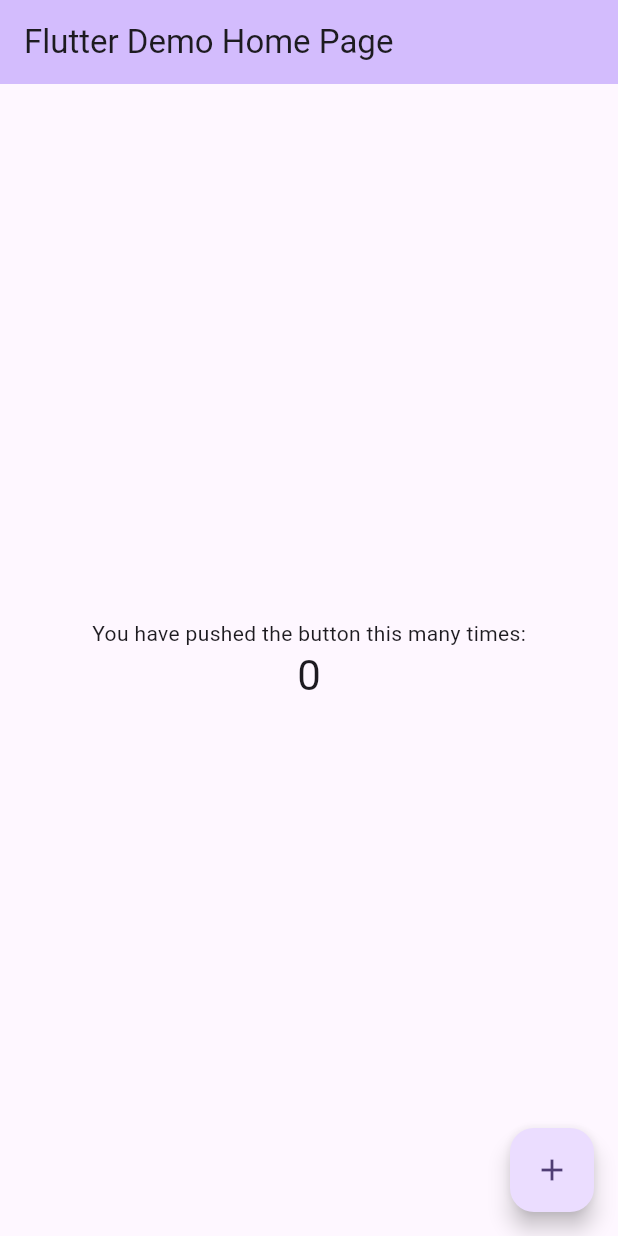
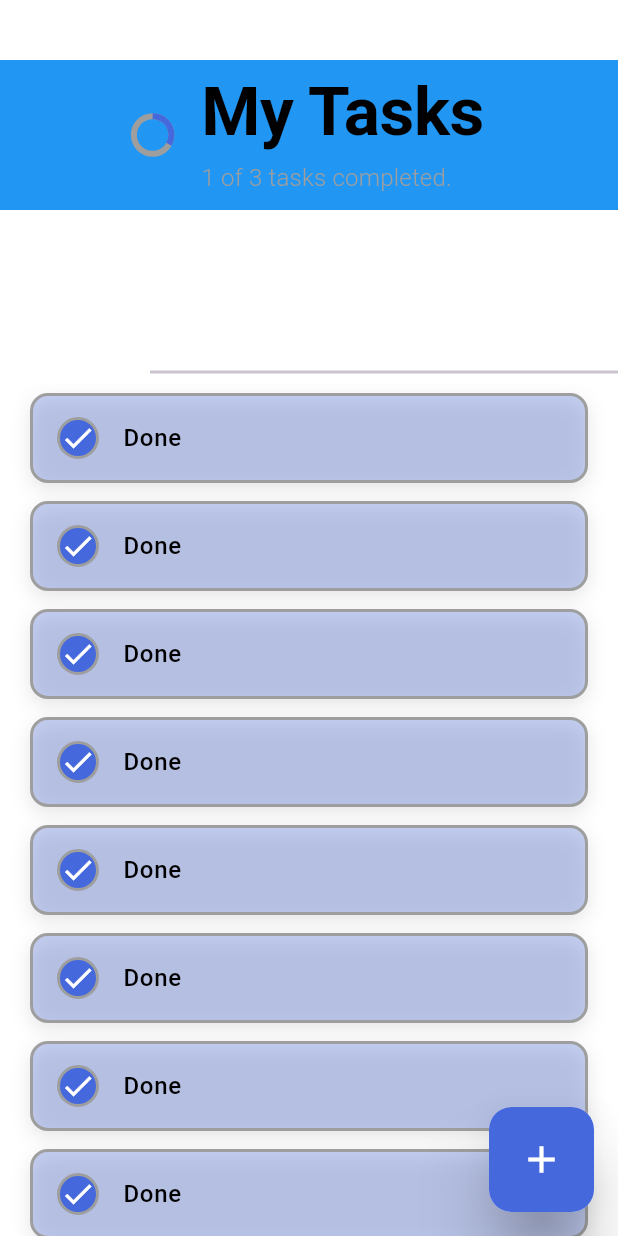
Before and after one commit to akashverma55/Flutter_ToDoApp, a Flutter app: the screen it shows after launch, on a phone screen of 412 x 824 dp. Run offline on Flutter 3.47's test engine with Material 3 defaults, Android fonts, the phone set to English and light mode, and no system bars.

Commit message:
Added Tasks

```diff
--- /dev/null
+++ b/lib/Utils/color.dart
@@ -0,0 +1,9 @@
+import 'package:flutter/material.dart';
+
+class AppColors{
+  static const Color primaryColor=Color(0xff4568dc);
+  static const List<Color> primaryGradient=[
+    Color(0xff4568dc),
+    Color(0xffb06ab3)
+  ];
+}
--- /dev/null
+++ b/lib/Utils/string.dart
@@ -0,0 +1,17 @@
+class AppStrings{
+  static const String maintitle = "My Tasks";
+  static const String deletedTask = "This task was deleted";
+  static const String doneAllTask = "You Have Done All Tasks🎊";
+  static const String addNewTask = "Add New";
+  static const String updateCurrentTask = "Update";
+  static const String taskString = "Tasks";
+  static const String titleofTitleTextField = "What are you planning";
+  static const String addNote = "Add Note";
+  static const String timeString = "Time";
+  static const String dateString = "Date";
+  static const String deleteTask = "Delete Task";
+  static const String addTaskString = "Add Task";
+  static const String updateTaskString = "Update Task";
+  static const String oppsmessage = "Oops!";
+  static const String areyousure = "Are You Sure?";
+}
--- /dev/null
+++ b/lib/Views/Home/home_view.dart
@@ -0,0 +1,132 @@
+import 'package:flutter/rendering.dart';
+import 'package:todolist/Utils/color.dart';
+import '../../extensions/space_exs.dart';
+import 'widget/fab.dart';
+import 'package:flutter/material.dart';
+import '../../Utils/string.dart';
+
+class HomeView extends StatefulWidget {
+  const HomeView({super.key});
+
+  @override
+  _HomeViewState createState() => _HomeViewState();
+}
+
+class _HomeViewState extends State<HomeView> {
+  @override
+  Widget build(BuildContext context) {
+    TextTheme textTheme = Theme.of(context).textTheme;
+    return Scaffold(
+      backgroundColor: Colors.white,
+
+      floatingActionButton: Fab(),
+      body: SizedBox(
+        width: double.infinity,
+        height: double.infinity,
+        child: Column(
+          children: [
+            //AppBar
+            Container(
+              margin: EdgeInsets.only(top: 40),
+              width: double.infinity,
+              height: 100,
+              color: Colors.blue,
+              child: Row(
+                mainAxisAlignment: MainAxisAlignment.center,
+                crossAxisAlignment: CrossAxisAlignment.center,
+                children: [
+                  ///Progress Indicator
+                  SizedBox(
+                    width: 25,
+                    height: 25,
+                    child: CircularProgressIndicator(
+                      valueColor: AlwaysStoppedAnimation(
+                        AppColors.primaryColor,
+                      ),
+                      value: 1 / 3,
+                      backgroundColor: Colors.grey,
+                    ),
+                  ),
+
+                  SizedBox(width: 20),
+
+                  ///Appbar Title
+                  Column(
+                    mainAxisAlignment: MainAxisAlignment.center,
+                    crossAxisAlignment: CrossAxisAlignment.start,
+                    children: [
+                      Text(AppStrings.maintitle, style: textTheme.displayLarge),
+                      SizedBox(height: 8),
+                      Text(
+                        "1 of 3 tasks completed.",
+                        style: textTheme.titleMedium,
+                      ),
+                    ],
+                  ),
+                ],
+              ),
+            ),
+
+            //Divider
+            const Padding(
+              padding: EdgeInsets.only(top: 100.0),
+              child: Divider(thickness: 2, indent: 100),
+            ),
+
+            //Tasks List
+            Expanded(
+              child: SizedBox(
+                width: double.infinity,
+                height: 745,
+                child: ListView.builder(
+                  itemCount: 20,
+                  scrollDirection: Axis.vertical,
+                  itemBuilder: (context, index) {
+                    return AnimatedContainer(
+                      margin: EdgeInsets.symmetric(horizontal: 20, vertical: 6),
+                      duration: const Duration(milliseconds: 600),
+                      decoration: BoxDecoration(
+                        color: AppColors.primaryColor.withOpacity(0.3),
+                        borderRadius: BorderRadius.circular(12),
+                        border: Border.all(color: Colors.grey,width: 2),
+                        boxShadow: [
+                          BoxShadow(
+                            color: Colors.black.withOpacity(0.1),
+                            blurRadius: 10,
+                            offset: const Offset(0,4)
+                          )
+                        ],
+                      ),
+                      child: ListTile(
+                        leading: GestureDetector(
+                          child: AnimatedContainer(
+                            duration: Duration(milliseconds: 600),
+                            decoration: BoxDecoration(
+                              color: AppColors.primaryColor,
+                              shape: BoxShape.circle,
+                              border: Border.all(color: Colors.grey, width: 2)
+                            ),
+                            child: Icon(Icons.check,color: Colors.white),
+                          ),
+                        ),
+
+                        ////Task Name
+                        title: const Text(
+                          "Done", style: TextStyle(
+                            color: Colors.black, fontWeight: FontWeight.w500,
+                            // decoration: TextDecoration.lineThrough
+                          ),
+                        ),
+
+                      ),
+                    );
+                  },
+                ),
+              ),
+            ),
+          ],
+        ),
+      ),
+    );
+  }
+}
--- /dev/null
+++ b/lib/Views/Home/widget/fab.dart
@@ -0,0 +1,29 @@
+import 'package:flutter/material.dart';
+import '../../../Utils/color.dart';
+
+class Fab extends StatelessWidget {
+  const Fab({super.key});
+
+  @override
+  Widget build(BuildContext context) {
+    return GestureDetector(
+        onTap: (){
+          ///
+        },
+        child: Material(
+          borderRadius: BorderRadius.circular(15),
+          elevation: 20,
+          child: Container(
+            width: 70,
+            height: 70,
+            decoration: BoxDecoration(
+              color: AppColors.primaryColor,
+              borderRadius: BorderRadius.circular(15),
+            ),
+            child: Icon(Icons.add, color: Colors.white, size: 30,),
+          ),
+        ),
+      );
+
+  }
+}
--- /dev/null
+++ b/lib/extensions/space_exs.dart
@@ -0,0 +1,15 @@
+import 'package:flutter/widgets.dart';
+
+extension IntExtensions on int?{
+  int validate({int value = 0}){
+    return this?? value;
+  }
+
+  Widget get h => SizedBox(
+    height: this?.toDouble(),
+  );
+
+  Widget get w => SizedBox(
+    height: this?.toDouble(),
+  );
+}
--- a/lib/main.dart
+++ b/lib/main.dart
@@ -1,6 +1,8 @@
 import 'package:flutter/material.dart';
+import 'package:todolist/Views/Home/home_view.dart';
 
-void main() {
+// it is used to run flutter project but before that it will load all the data.
+Future<void> main() async{
   runApp(const MyApp());
 }
 
@@ -11,42 +13,54 @@ class MyApp extends StatelessWidget {
   @override
   Widget build(BuildContext context) {
     return MaterialApp(
-      title: 'Flutter Demo',
+      debugShowCheckedModeBanner: false,
+      title: 'ToDo Application',
       theme: ThemeData(
-        // This is the theme of your application.
-        //
-        // TRY THIS: Try running your application with "flutter run". You'll see
-        // the application has a purple toolbar. Then, without quitting the app,
-        // try changing the seedColor in the colorScheme below to Colors.green
-        // and then invoke "hot reload" (save your changes or press the "hot
-        // reload" button in a Flutter-supported IDE, or press "r" if you used
-        // the command line to start the app).
-        //
-        // Notice that the counter didn't reset back to zero; the application
-        // state is not lost during the reload. To reset the state, use hot
-        // restart instead.
-        //
-        // This works for code too, not just values: Most code changes can be
-        // tested with just a hot reload.
-        colorScheme: ColorScheme.fromSeed(seedColor: Colors.deepPurple),
+        textTheme: const TextTheme(
+          displayLarge: TextStyle(
+            color: Colors.black,
+            fontSize: 45,
+            fontWeight: FontWeight.bold,
+          ),
+          titleMedium: TextStyle(
+            color: Colors.grey,
+            fontSize: 16,
+            fontWeight: FontWeight.w300,
+          ),
+          displayMedium: TextStyle(
+            color: Colors.white,
+            fontSize: 20,
+          ),
+          displaySmall: TextStyle(
+            color: Colors.white,
+            fontSize: 14,
+            fontWeight: FontWeight.w400,
+          ),
+          headlineMedium: TextStyle(
+            color: Colors.grey,
+            fontSize: 17,
+          ),
+          headlineSmall: TextStyle(
+            color: Colors.grey,
+            fontSize: 16,
+          ),
+          titleSmall: TextStyle(
+            color: Colors.black,
+            fontWeight: FontWeight.w500
+          ),
+          titleLarge: TextStyle(
+            color: Colors.black,
+            fontWeight: FontWeight.w300
+          )
+        )
       ),
-      home: const MyHomePage(title: 'Flutter Demo Home Page'),
+      home: const HomeView(),
     );
   }
 }
 
 class MyHomePage extends StatefulWidget {
   const MyHomePage({super.key, required this.title});
-
-  // This widget is the home page of your application. It is stateful, meaning
-  // that it has a State object (defined below) that contains fields that affect
-  // how it looks.
-
-  // This class is the configuration for the state. It holds the values (in this
-  // case the title) provided by the parent (in this case the App widget) and
-  // used by the build method of the State. Fields in a Widget subclass are
-  // always marked "final".
-
   final String title;
 
   @override
@@ -54,69 +68,10 @@ class MyHomePage extends StatefulWidget {
 }
 
 class _MyHomePageState extends State<MyHomePage> {
-  int _counter = 0;
-
-  void _incrementCounter() {
-    setState(() {
-      // This call to setState tells the Flutter framework that something has
-      // changed in this State, which causes it to rerun the build method below
-      // so that the display can reflect the updated values. If we changed
-      // _counter without calling setState(), then the build method would not be
-      // called again, and so nothing would appear to happen.
-      _counter++;
-    });
-  }
-
   @override
   Widget build(BuildContext context) {
-    // This method is rerun every time setState is called, for instance as done
-    // by the _incrementCounter method above.
-    //
-    // The Flutter framework has been optimized to make rerunning build methods
-    // fast, so that you can just rebuild anything that needs updating rather
-    // than having to individually change instances of widgets.
     return Scaffold(
-      appBar: AppBar(
-        // TRY THIS: Try changing the color here to a specific color (to
-        // Colors.amber, perhaps?) and trigger a hot reload to see the AppBar
-        // change color while the other colors stay the same.
-        backgroundColor: Theme.of(context).colorScheme.inversePrimary,
-        // Here we take the value from the MyHomePage object that was created by
-        // the App.build method, and use it to set our appbar title.
-        title: Text(widget.title),
-      ),
-      body: Center(
-        // Center is a layout widget. It takes a single child and positions it
-        // in the middle of the parent.
-        child: Column(
-          // Column is also a layout widget. It takes a list of children and
-          // arranges them vertically. By default, it sizes itself to fit its
-          // children horizontally, and tries to be as tall as its parent.
-          //
-          // Column has various properties to control how it sizes itself and
-          // how it positions its children. Here we use mainAxisAlignment to
-          // center the children vertically; the main axis here is the vertical
-          // axis because Columns are vertical (the cross axis would be
-          // horizontal).
-          //
-          // TRY THIS: Invoke "debug painting" (choose the "Toggle Debug Paint"
-          // action in the IDE, or press "p" in the console), to see the
-          // wireframe for each widget.
-          mainAxisAlignment: MainAxisAlignment.center,
-          children: <Widget>[
-            const Text('You have pushed the button this many times:'),
-            Text(
-              '$_counter',
-              style: Theme.of(context).textTheme.headlineMedium,
-            ),
-          ],
-        ),
-      ),
-      floatingActionButton: FloatingActionButton(
-        onPressed: _incrementCounter,
-        tooltip: 'Increment',
-        child: const Icon(Icons.add),
-      ), // This trailing comma makes auto-formatting nicer for build methods.
+      appBar: AppBar(),
     );
   }
 }
```
Also changed, not shown: pubspec.yaml (+30 -1 lines).
